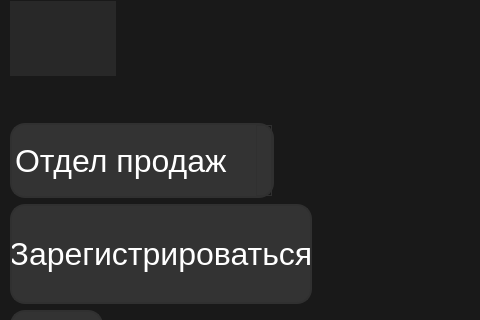
The window that CCPS/registrwindow.ui (grigigo/Tankists) describes before a commit, drawn with Qt 5; both pictures show x 0 to 480 and y 330 to 650 of the 629 by 795 pixel window.
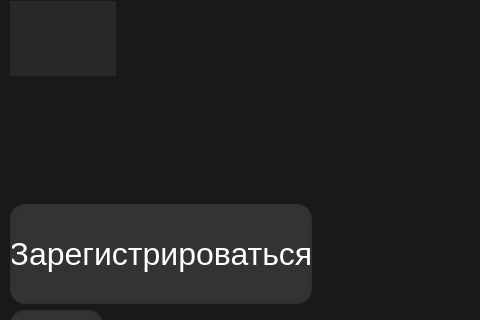
The same window after the commit.

The edit to the form file:
```diff
--- a/CCPS/registrwindow.ui
+++ b/CCPS/registrwindow.ui
@@ -135,45 +135,6 @@
      <string notr="true"/>
     </property>
    </widget>
-   <widget class="QComboBox" name="comboBox">
-    <property name="geometry">
-     <rect>
-      <x>10</x>
-      <y>453</y>
-      <width>264</width>
-      <height>75</height>
-     </rect>
-    </property>
-    <property name="minimumSize">
-     <size>
-      <width>0</width>
-      <height>75</height>
-     </size>
-    </property>
-    <property name="font">
-     <font>
-      <pointsize>24</pointsize>
-     </font>
-    </property>
-    <property name="styleSheet">
-     <string notr="true"/>
-    </property>
-    <item>
-     <property name="text">
-      <string>Отдел продаж</string>
-     </property>
-    </item>
-    <item>
-     <property name="text">
-      <string>Отдел кадров</string>
-     </property>
-    </item>
-    <item>
-     <property name="text">
-      <string>Отдел продукта</string>
-     </property>
-    </item>
-   </widget>
    <widget class="QLabel" name="password_1">
     <property name="geometry">
      <rect>
```
